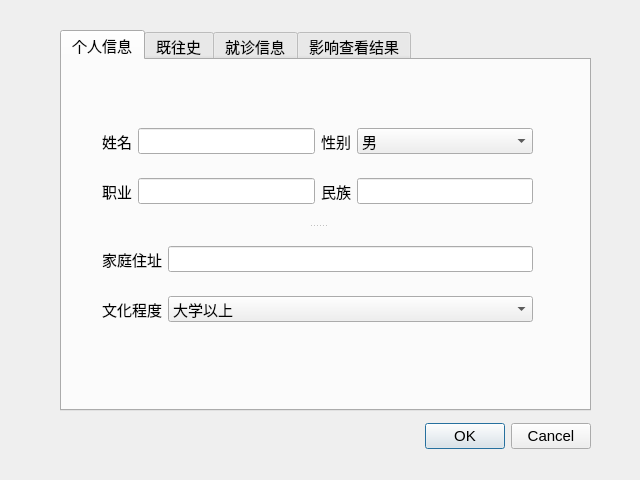
Old version of the form GUI/DesignWindow.ui in the repository hzhaoaf/CTDiagnosis.
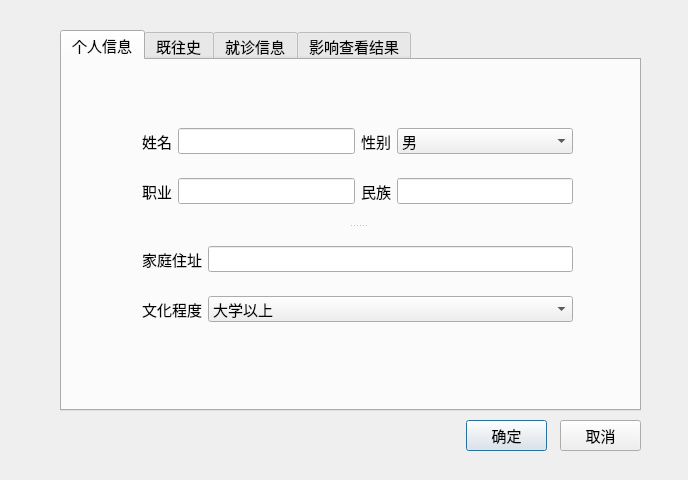
New version of the form.

Diff of the .ui file:
```diff
--- a/GUI/DesignWindow.ui
+++ b/GUI/DesignWindow.ui
@@ -6,7 +6,7 @@
    <rect>
     <x>0</x>
     <y>0</y>
-    <width>640</width>
+    <width>688</width>
     <height>480</height>
    </rect>
   </property>
@@ -22,34 +22,12 @@
   <property name="windowTitle">
    <string>患者信息</string>
   </property>
-  <widget class="QDialogButtonBox" name="buttonBox">
-   <property name="geometry">
-    <rect>
-     <x>390</x>
-     <y>420</y>
-     <width>201</width>
-     <height>32</height>
-    </rect>
-   </property>
-   <property name="font">
-    <font>
-     <family>Arial</family>
-     <pointsize>11</pointsize>
-    </font>
-   </property>
-   <property name="orientation">
-    <enum>Qt::Horizontal</enum>
-   </property>
-   <property name="standardButtons">
-    <set>QDialogButtonBox::Cancel|QDialogButtonBox::Ok</set>
-   </property>
-  </widget>
   <widget class="QTabWidget" name="tabWidget">
    <property name="geometry">
     <rect>
      <x>60</x>
      <y>30</y>
-     <width>531</width>
+     <width>581</width>
      <height>381</height>
     </rect>
    </property>
@@ -69,7 +47,7 @@
     <widget class="QSplitter" name="splitter">
      <property name="geometry">
       <rect>
-       <x>40</x>
+       <x>80</x>
        <y>50</y>
        <width>431</width>
        <height>231</height>
@@ -224,6 +202,42 @@
     </attribute>
    </widget>
   </widget>
+  <widget class="QPushButton" name="acceptButton">
+   <property name="geometry">
+    <rect>
+     <x>466</x>
+     <y>420</y>
+     <width>81</width>
+     <height>31</height>
+    </rect>
+   </property>
+   <property name="font">
+    <font>
+     <pointsize>11</pointsize>
+    </font>
+   </property>
+   <property name="text">
+    <string>确定</string>
+   </property>
+  </widget>
+  <widget class="QPushButton" name="cancelButton">
+   <property name="geometry">
+    <rect>
+     <x>560</x>
+     <y>420</y>
+     <width>81</width>
+     <height>31</height>
+    </rect>
+   </property>
+   <property name="font">
+    <font>
+     <pointsize>11</pointsize>
+    </font>
+   </property>
+   <property name="text">
+    <string>取消</string>
+   </property>
+  </widget>
  </widget>
  <tabstops>
   <tabstop>tabWidget</tabstop>
```
Left out of the diff: 68 changed lines with no effect on the pictures.
